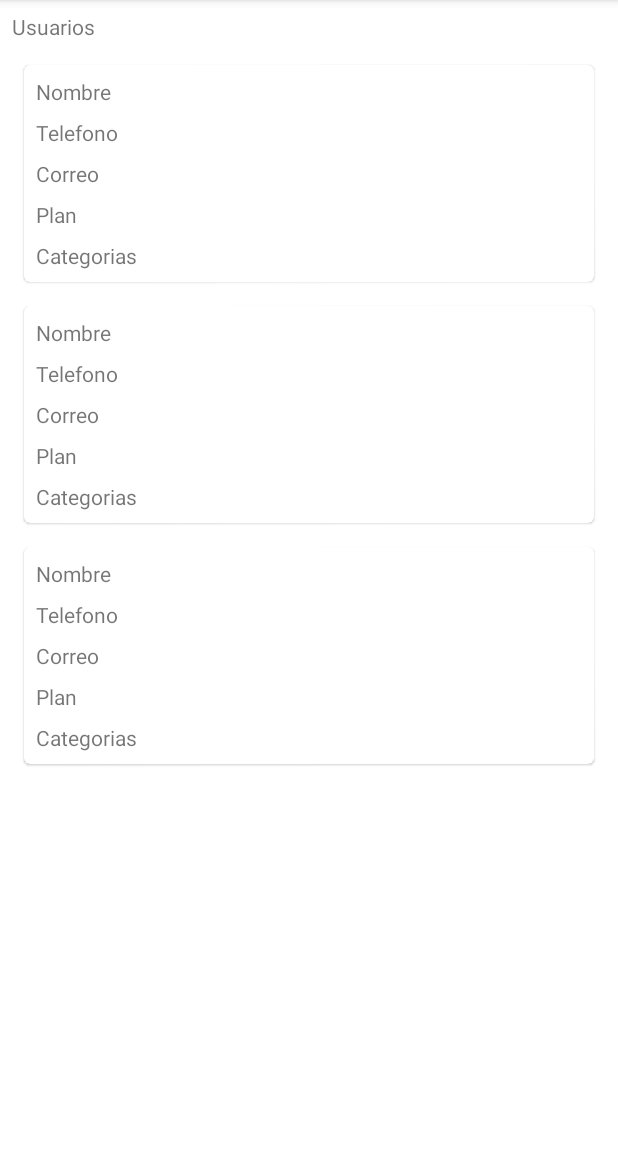
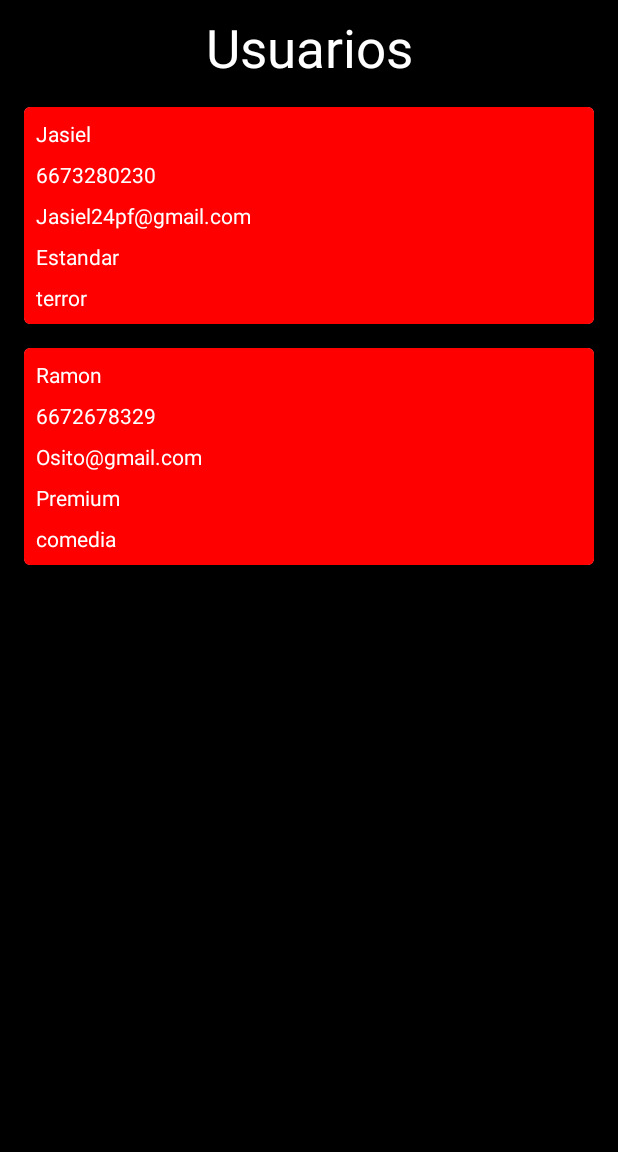
Before and after one commit to Elote24/Proyecto2, an Android app: the ActivityUsuarios screen opened directly, with no data from a screen before it, on a phone screen of 412 x 824 dp, the part 84-1236 px from its top. Run offline under Robolectric (Android 15) with nearby library versions, the phone set to English and light mode, and no system bars; our stand-ins replace Room's generated code.

Commit message:
Proyecto completo

```diff
--- a/app/src/main/AndroidManifest.xml
+++ b/app/src/main/AndroidManifest.xml
@@ -16,7 +16,7 @@
                 <category android:name="android.intent.category.LAUNCHER" />
             </intent-filter>
         </activity>
-        <activity android:name=".views.Usuarios" />
+        <activity android:name=".views.ActivityUsuarios" ></activity>
     </application>
 
 </manifest>
--- a/app/src/main/java/com/elliot/proyecto2/adapters/ContentAdapter.kt
+++ b/app/src/main/java/com/elliot/proyecto2/adapters/ContentAdapter.kt
@@ -8,13 +8,13 @@ import androidx.recyclerview.widget.RecyclerView
 import com.elliot.proyecto2.R
 import com.elliot.proyecto2.models.entities.Content
 
-class ContentAdapter(private val contents: List<Content>) : RecyclerView.Adapter<ContentAdapter.ContentAdapterViewHolder>() {
+class ContentAdapter(private  val contents: List<Content>) : RecyclerView.Adapter<ContentAdapter.ContentAdapterViewHolder>(){
 
-   override fun onCreateViewHolder(parent: ViewGroup, viewType: Int): ContentAdapterViewHolder {
-      val layoutInflater = LayoutInflater.from(parent.context)
-        val view = layoutInflater.inflate(R.layout.usuario, parent, false)
+    override fun onCreateViewHolder(parent: ViewGroup, viewType: Int): ContentAdapterViewHolder {
+        val layoutInflater = LayoutInflater.from(parent.context)
+        val view = layoutInflater.inflate(R.layout.usuario,parent,false)
 
-       return ContentAdapterViewHolder(view)
+        return ContentAdapterViewHolder(view)
     }
 
     override fun onBindViewHolder(holder: ContentAdapterViewHolder, position: Int) {
@@ -28,15 +28,15 @@ class ContentAdapter(private val contents: List<Content>) : RecyclerView.Adapter
 
     inner class ContentAdapterViewHolder(private val view: View) : RecyclerView.ViewHolder(view) {
         fun onBind(content: Content) {
-            val textViewNombre = view.findViewById<TextView>(R.id.textNombre)
-            val textViewTelefono = view.findViewById<TextView>(R.id.textTelefono)
-            val textViewCorreo = view.findViewById<TextView>(R.id.textCorreo)
-            val textViewPlan = view.findViewById<TextView>(R.id.textPlan)
-            val textViewCategorias = view.findViewById<TextView>(R.id.textCategoria)
+            val textViewNombre = view.findViewById<TextView>(R.id.textview_nombre)
+            val textViewTelefono = view.findViewById<TextView>(R.id.textview_telefono)
+            val textViewCorreo = view.findViewById<TextView>(R.id.textview_correo)
+            val textViewPlan = view.findViewById<TextView>(R.id.textview_plan)
+            val textViewCategorias = view.findViewById<TextView>(R.id.textview_categorias)
 
             textViewNombre.text = content.nombre
             textViewTelefono.text = content.telefono
-            textViewCorreo.text = content.telefono
+            textViewCorreo.text = content.correo
             textViewPlan.text = content.plan
             textViewCategorias.text = content.categorias
 
--- a/app/src/main/java/com/elliot/proyecto2/models/roomdb/ContentDB.kt
+++ b/app/src/main/java/com/elliot/proyecto2/models/roomdb/ContentDB.kt
@@ -12,7 +12,7 @@ import kotlinx.coroutines.launch
 
 @Database(
     entities = [Content::class],
-    version = 2,
+    version = 1,
     exportSchema = true
 )
 abstract class ContentDB : RoomDatabase() {
--- a/app/src/main/java/com/elliot/proyecto2/viewmodels/UsuariosViewModel.kt
+++ b/app/src/main/java/com/elliot/proyecto2/viewmodels/ActivityUsuariosViewModel.kt
@@ -7,8 +7,9 @@ import androidx.lifecycle.liveData
 import com.elliot.proyecto2.models.entities.Content
 import com.elliot.proyecto2.repositories.ContentRepository
 
-class UsuariosViewModel(application: Application) : AndroidViewModel(application){
+class ActivityUsuariosViewModel(application: Application) : AndroidViewModel(application){
     private val usuarioRepository = ContentRepository(application)
+
 
     fun getContents() : LiveData<List<Content>> = liveData {
         emitSource(usuarioRepository.getAllContentLiveData())
--- a/app/src/main/java/com/elliot/proyecto2/views/Usuarios.kt
+++ b/app/src/main/java/com/elliot/proyecto2/views/ActivityUsuarios.kt
@@ -9,25 +9,23 @@ import androidx.recyclerview.widget.LinearLayoutManager
 import androidx.recyclerview.widget.RecyclerView
 import com.elliot.proyecto2.R
 import com.elliot.proyecto2.adapters.ContentAdapter
-import com.elliot.proyecto2.viewmodels.UsuariosViewModel
-import com.google.android.material.floatingactionbutton.FloatingActionButton
+import com.elliot.proyecto2.viewmodels.ActivityUsuariosViewModel
 
-class Usuarios : AppCompatActivity() {
+
+class ActivityUsuarios : AppCompatActivity() {
+
+
     override fun onCreate(savedInstanceState: Bundle?) {
         super.onCreate(savedInstanceState)
         setContentView(R.layout.activity_usuarios)
 
-
         val recyclerView = findViewById<RecyclerView>(R.id.recycler_usuarios)
         recyclerView.layoutManager = LinearLayoutManager(this)
 
-        val viewModel : UsuariosViewModel by viewModels()
-
+        val viewModel : ActivityUsuariosViewModel by viewModels()
         viewModel.getContents().observe(this, { contents ->
             val contentAdapter = ContentAdapter(contents)
-
             recyclerView.adapter = contentAdapter
-
             contentAdapter.notifyDataSetChanged()
         })
     }
--- a/app/src/main/res/layout/activity_main.xml
+++ b/app/src/main/res/layout/activity_main.xml
@@ -212,7 +212,7 @@
             android:clickable="true"
             app:layout_constraintEnd_toEndOf="parent"
             app:layout_constraintTop_toBottomOf="@+id/recycler_view"
-            app:srcCompat="@drawable/ic_comprobar" />
+            app:srcCompat="@drawable/ic_grupo" />
 
         <com.google.android.material.button.MaterialButton
             android:id="@+id/button_save"
--- a/app/src/main/res/layout/activity_usuarios.xml
+++ b/app/src/main/res/layout/activity_usuarios.xml
@@ -4,14 +4,19 @@
     xmlns:tools="http://schemas.android.com/tools"
     android:layout_width="match_parent"
     android:layout_height="match_parent"
-    tools:context=".views.Usuarios">
+    android:background="@color/fondo"
+    tools:context=".views.ActivityUsuarios">
+
+
     <TextView
         android:id="@+id/textView"
         android:layout_width="wrap_content"
         android:layout_height="wrap_content"
-        android:layout_marginStart="8dp"
         android:layout_marginTop="8dp"
         android:text="Usuarios"
+        android:textSize="35dp"
+        android:textColor="@color/blanco"
+        app:layout_constraintEnd_toEndOf="parent"
         app:layout_constraintStart_toStartOf="parent"
         app:layout_constraintTop_toTopOf="parent" />
 
--- a/app/src/main/res/layout/usuario.xml
+++ b/app/src/main/res/layout/usuario.xml
@@ -9,55 +9,62 @@
 
     <androidx.constraintlayout.widget.ConstraintLayout
         android:layout_width="match_parent"
+        android:background="@color/rojo"
         android:layout_height="match_parent">
 
         <TextView
             android:id="@+id/textview_nombre"
+            android:textColor="@color/blanco"
             android:layout_width="wrap_content"
             android:layout_height="wrap_content"
             android:layout_marginStart="8dp"
             android:layout_marginTop="8dp"
-            android:text="Nombre"
+            android:text="nombre"
             app:layout_constraintStart_toStartOf="parent"
             app:layout_constraintTop_toTopOf="parent" />
 
         <TextView
             android:id="@+id/textview_telefono"
+            android:textColor="@color/blanco"
             android:layout_width="wrap_content"
             android:layout_height="wrap_content"
             android:layout_marginStart="8dp"
             android:layout_marginTop="8dp"
-            android:text="Telefono"
+            android:text="telefono"
             app:layout_constraintStart_toStartOf="parent"
             app:layout_constraintTop_toBottomOf="@+id/textview_nombre" />
 
         <TextView
             android:id="@+id/textview_correo"
+            android:textColor="@color/blanco"
             android:layout_width="wrap_content"
             android:layout_height="wrap_content"
             android:layout_marginStart="8dp"
             android:layout_marginTop="8dp"
-            android:text="Correo"
+            android:text="correo"
             app:layout_constraintStart_toStartOf="parent"
             app:layout_constraintTop_toBottomOf="@+id/textview_telefono" />
 
         <TextView
             android:id="@+id/textview_plan"
+            android:textColor="@color/blanco"
             android:layout_width="wrap_content"
             android:layout_height="wrap_content"
             android:layout_marginStart="8dp"
             android:layout_marginTop="8dp"
-            android:text="Plan"
+            android:text="plan"
             app:layout_constraintStart_toStartOf="parent"
             app:layout_constraintTop_toBottomOf="@+id/textview_correo" />
+
         <TextView
             android:id="@+id/textview_categorias"
+            android:textColor="@color/blanco"
             android:layout_width="wrap_content"
             android:layout_height="wrap_content"
             android:layout_marginStart="8dp"
             android:layout_marginTop="8dp"
             android:layout_marginBottom="8dp"
-            android:text="Categorias"
+            android:text="categorias"
             app:layout_constraintBottom_toBottomOf="parent"
             app:layout_constraintStart_toStartOf="parent"
             app:layout_constraintTop_toBottomOf="@+id/textview_plan" />
```
Also changed, not shown: app/build.gradle (+4 -3 lines), app/src/main/java/com/elliot/proyecto2/models/entities/Content.kt (+1 -8 lines), app/src/main/java/com/elliot/proyecto2/views/MainActivity.kt (+52 -10 lines), app/src/main/res/drawable/ic_grupo.xml (added, +42 -0 lines), 1 other file.
